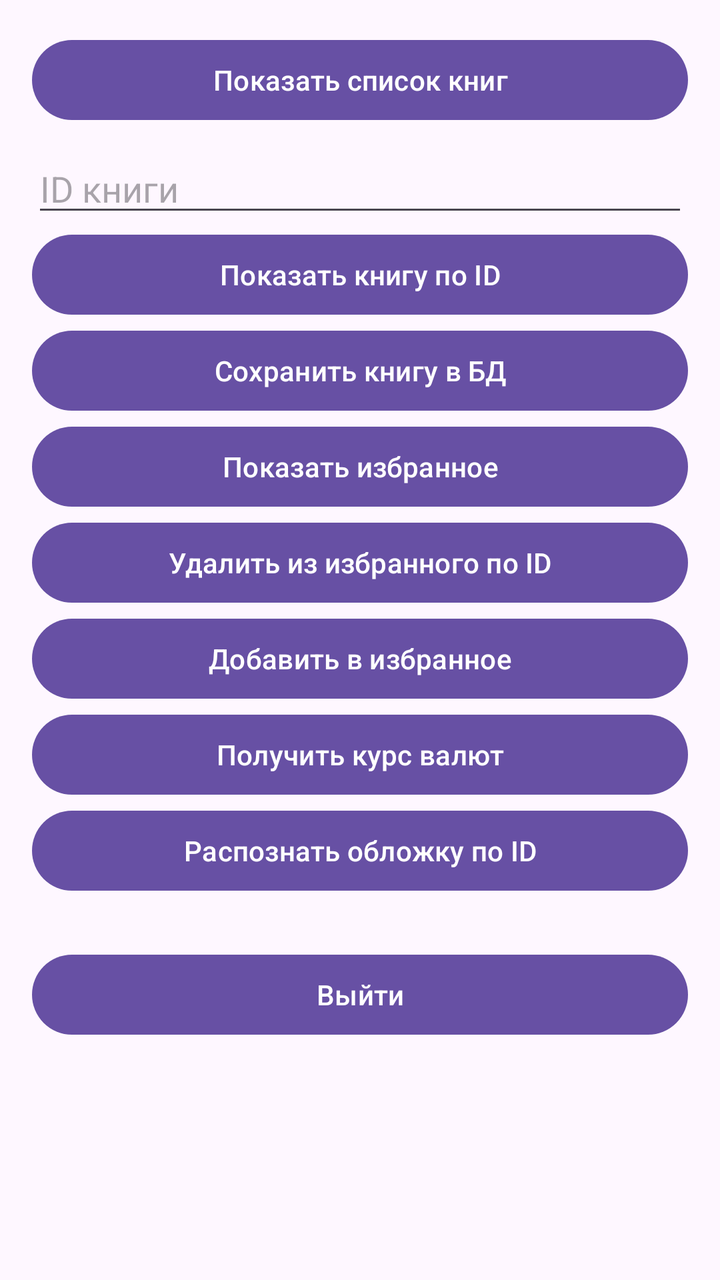
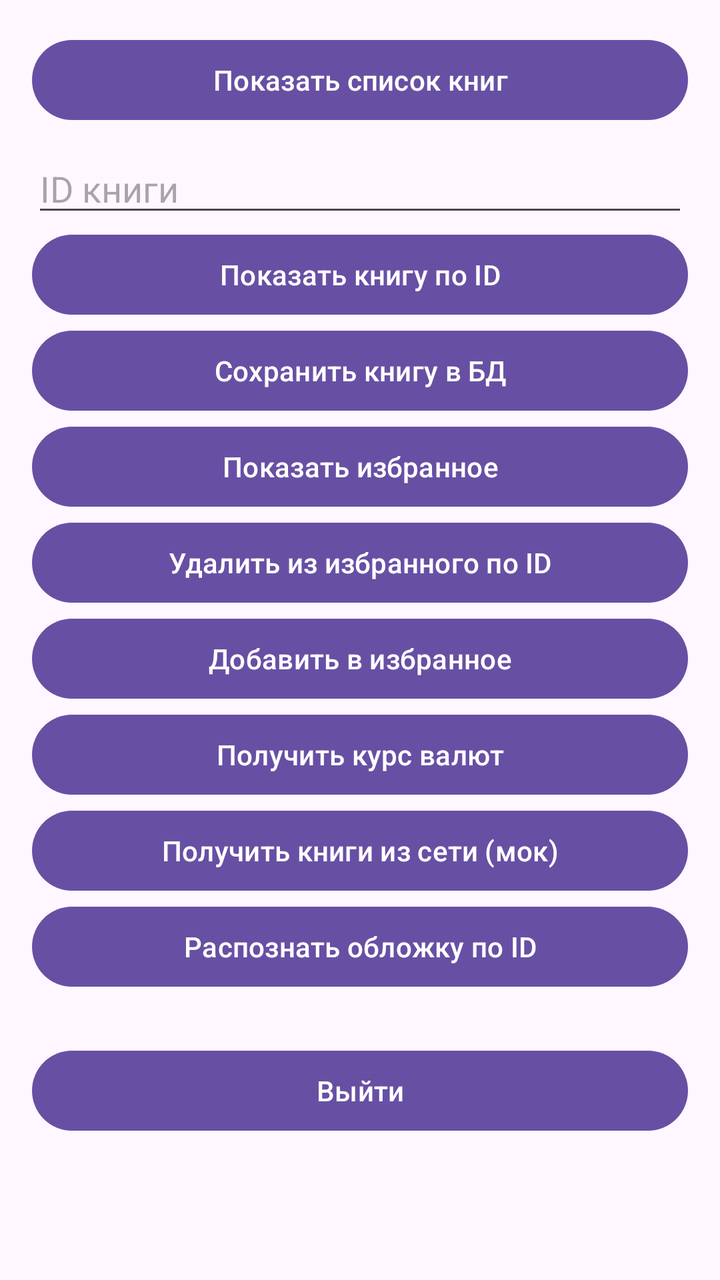

An Android layout rendered at two revisions. The XML below is the earlier revision; the diff shows what the commit changed to produce the second picture.
<!-- AndroidManifest.xml: application theme Theme.KolpakovProjectBook -->
<!-- res/layout/activity_main.xml -->
<?xml version="1.0" encoding="utf-8"?>
<ScrollView xmlns:android="http://schemas.android.com/apk/res/android"
    android:layout_width="match_parent"
    android:layout_height="match_parent">

    <LinearLayout
        android:layout_width="match_parent"
        android:layout_height="wrap_content"
        android:orientation="vertical"
        android:padding="16dp">

        <Button
            android:id="@+id/buttonBooks"
            android:layout_width="match_parent"
            android:layout_height="wrap_content"
            android:text="Показать список книг" />

        <EditText
            android:id="@+id/editTextBookId"
            android:layout_width="match_parent"
            android:layout_height="wrap_content"
            android:layout_marginTop="8dp"
            android:hint="ID книги"
            android:inputType="number" />

        <Button
            android:id="@+id/buttonBookById"
            android:layout_width="match_parent"
            android:layout_height="wrap_content"
            android:text="Показать книгу по ID" />

        <Button
            android:id="@+id/buttonSaveBook"
            android:layout_width="match_parent"
            android:layout_height="wrap_content"
            android:text="Сохранить книгу в БД" />

        <Button
            android:id="@+id/buttonFavorites"
            android:layout_width="match_parent"
            android:layout_height="wrap_content"
            android:text="Показать избранное" />

        <Button
            android:id="@+id/buttonRemoveFavorite"
            android:layout_width="match_parent"
            android:layout_height="wrap_content"
            android:text="Удалить из избранного по ID" />

        <Button
            android:id="@+id/buttonAddFavorite"
            android:layout_width="match_parent"
            android:layout_height="wrap_content"
            android:text="Добавить в избранное" />

        <Button
            android:id="@+id/buttonCurrency"
            android:layout_width="match_parent"
            android:layout_height="wrap_content"
            android:text="Получить курс валют" />

        <Button
            android:id="@+id/buttonRecognize"
            android:layout_width="match_parent"
            android:layout_height="wrap_content"
            android:text="Распознать обложку по ID" />

        <Button
            android:id="@+id/buttonLogout"
            android:layout_width="match_parent"
            android:layout_height="wrap_content"
            android:layout_marginTop="24dp"
            android:text="Выйти" />

        <TextView
            android:id="@+id/textViewResult"
            android:layout_width="match_parent"
            android:layout_height="wrap_content"
            android:layout_marginTop="16dp"
            android:textSize="16sp" />
    </LinearLayout>
</ScrollView>
<!-- resources referenced by this layout -->
<resources>
  <style name="Theme.KolpakovProjectBook" parent="Base.Theme.KolpakovProjectBook" />
  <style name="Base.Theme.KolpakovProjectBook" parent="Theme.Material3.DayNight.NoActionBar">
          
          
      </style>
</resources>

<!-- the commit's change to res/layout/activity_main.xml (unified diff, before → after) -->
@@ -60,6 +60,12 @@
             android:text="Получить курс валют" />
 
         <Button
+            android:id="@+id/buttonNetworkBooks"
+            android:layout_width="match_parent"
+            android:layout_height="wrap_content"
+            android:text="Получить книги из сети (мок)" />
+
+        <Button
             android:id="@+id/buttonRecognize"
             android:layout_width="match_parent"
             android:layout_height="wrap_content"
